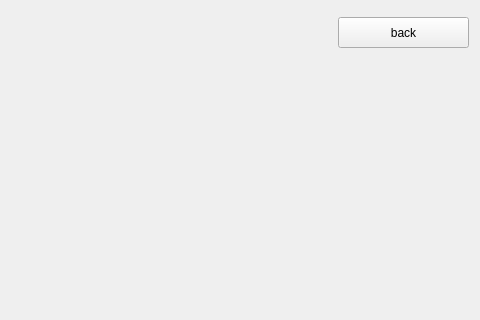
Qt form src/page.ui (abebus/atiri-proj) before a commit; both pictures show x 320 to 800 and y 0 to 320 of the 800 by 600 pixel window.
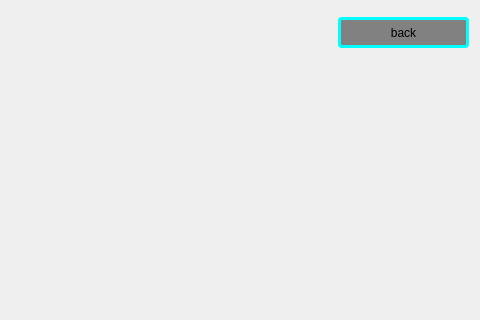
The same form after that commit.

```diff
--- a/src/page.ui
+++ b/src/page.ui
@@ -10,9 +10,18 @@
     <height>600</height>
    </rect>
   </property>
+  <property name="sizePolicy">
+   <sizepolicy hsizetype="Fixed" vsizetype="Fixed">
+    <horstretch>0</horstretch>
+    <verstretch>0</verstretch>
+   </sizepolicy>
+  </property>
   <property name="windowTitle">
    <string>MainWindow</string>
   </property>
+  <property name="styleSheet">
+   <string notr="true"/>
+  </property>
   <widget class="QWidget" name="centralwidget">
    <widget class="QPushButton" name="pb">
     <property name="geometry">
@@ -23,6 +32,14 @@
       <height>31</height>
      </rect>
     </property>
+    <property name="styleSheet">
+     <string notr="true">border-style: solid;
+border-width: 3px;
+border-radius: 4px;
+border-color: rgb(0, 255, 255);
+background-color: rgb(129, 129, 129);
+</string>
+    </property>
     <property name="text">
      <string>back</string>
     </property>
```
